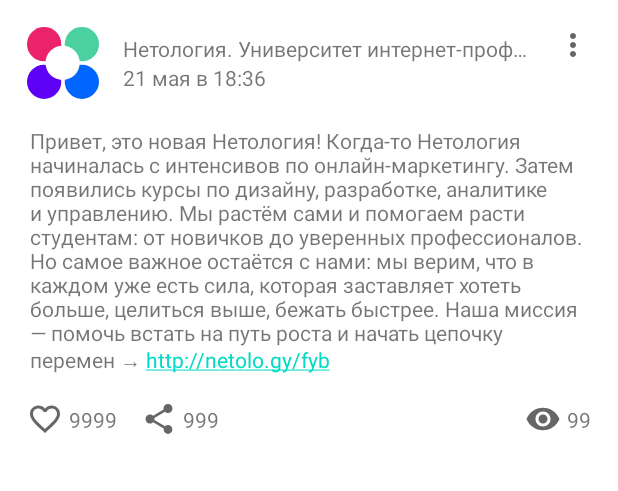
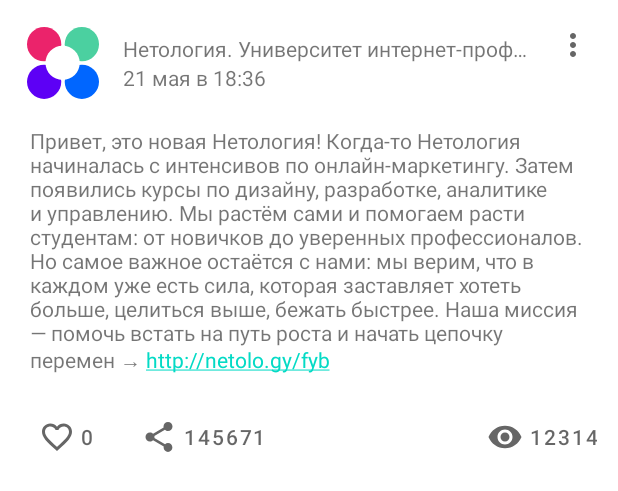
Before and after one commit to fanfars/NMedia, an Android app: the layout post.xml on its own in the app's theme, with its tools: preview values and no code run, on a phone screen of 412 x 824 dp. Shown: the top 491 px of the screen. Run offline under Robolectric (Android 15) with nearby library versions, the phone set to English and light mode, and no system bars.

Commit message:
added MaterialDesign

```diff
--- a/app/src/main/java/ru/netology/nmedia/adapter/PostsAdapter.kt
+++ b/app/src/main/java/ru/netology/nmedia/adapter/PostsAdapter.kt
@@ -59,6 +59,7 @@ internal class PostsAdapter(
             binding.likesButton.setOnClickListener { listener.onLikeClicked(post) }
             binding.shareButton.setOnClickListener { listener.onShareClicked(post) }
             binding.viewsButton.setOnClickListener { listener.onViewClicked(post) }
+            binding.menu.setOnClickListener { popupMenu.show() }
         }
 
         fun bind(post: Post) {
@@ -68,19 +69,12 @@ internal class PostsAdapter(
                 author.text = post.author
                 content.text = post.content
                 published.text = post.published
-                likesCount.text = countFormat(post.likes)
-                sharesCount.text = countFormat(post.shares)
-                viewsCount.text = countFormat(post.views)
-                likesButton.setImageResource(getLikeIconResId(post.likedByMe))
-                menu.setOnClickListener {
-                    popupMenu.show()
-                }
+                likesButton.text = countFormat(post.likes)
+                shareButton.text = countFormat(post.shares)
+                viewsButton.text = countFormat(post.views)
+                likesButton.isChecked = post.likedByMe
             }
         }
-
-        @DrawableRes
-        private fun getLikeIconResId(liked: Boolean) =
-            if (liked) R.drawable.ic_baseline_favorite_24 else R.drawable.ic_baseline_favorite_border_24dp
     }
 
     private object DiffCallback : DiffUtil.ItemCallback<Post>() {
--- /dev/null
+++ b/app/src/main/res/color/like_checkbox_tint.xml
@@ -0,0 +1,5 @@
+<?xml version="1.0" encoding="utf-8"?>
+<selector xmlns:android="http://schemas.android.com/apk/res/android">
+    <item android:color="#ff0000" android:state_checked="true" />
+    <item android:color="?attr/colorControlNormal" />
+</selector>
--- /dev/null
+++ b/app/src/main/res/color/share_and_view_tint.xml
@@ -0,0 +1,4 @@
+<?xml version="1.0" encoding="utf-8"?>
+<selector xmlns:android="http://schemas.android.com/apk/res/android">
+    <item android:color="?attr/colorControlNormal" />
+</selector>
--- /dev/null
+++ b/app/src/main/res/drawable/ic_like_24dp.xml
@@ -0,0 +1,5 @@
+<?xml version="1.0" encoding="utf-8"?>
+<selector xmlns:android="http://schemas.android.com/apk/res/android">
+    <item android:drawable="@drawable/ic_baseline_favorite_24" android:state_checked="true" />
+    <item android:drawable="@drawable/ic_baseline_favorite_border_24dp" />
+</selector>
--- a/app/src/main/res/layout/post.xml
+++ b/app/src/main/res/layout/post.xml
@@ -4,8 +4,7 @@
     xmlns:tools="http://schemas.android.com/tools"
     android:layout_width="match_parent"
     android:layout_height="wrap_content"
-    android:padding="2dp"
-    >
+    android:padding="2dp">
 
 
     <ImageView
@@ -86,80 +85,42 @@
         app:barrierDirection="bottom"
         app:constraint_referenced_ids="content" />
 
-    <androidx.appcompat.widget.AppCompatImageButton
+    <com.google.android.material.button.MaterialButton
         android:id="@+id/likesButton"
+        style="@style/Widget.AppTheme.LikeCheckbox"
         android:layout_width="wrap_content"
         android:layout_height="wrap_content"
         android:layout_marginStart="@dimen/common_spacing"
         android:layout_marginTop="@dimen/common_spacing"
-        android:background="@android:color/transparent"
-        android:src="@drawable/ic_baseline_favorite_border_24dp"
+        android:checkable="true"
         app:layout_constraintStart_toStartOf="parent"
         app:layout_constraintTop_toBottomOf="@id/barrierContentBottom"
+        tools:text="0" />
 
-        />
-
-    <androidx.appcompat.widget.AppCompatTextView
-        android:id="@+id/likesCount"
-        android:layout_width="0dp"
+    <com.google.android.material.button.MaterialButton
+        android:id="@+id/shareButton"
+        style="@style/Widget.AppTheme.ShareAndViewsButton"
+        android:layout_width="wrap_content"
         android:layout_height="wrap_content"
-        android:layout_marginStart="@dimen/min_spacing"
-        android:layout_marginEnd="@dimen/common_spacing"
-        android:text="@string/likesCount"
-        android:ellipsize="end"
+        android:layout_marginStart="@dimen/common_spacing"
+        app:icon="@drawable/ic_baseline_share_24"
         app:layout_constraintBottom_toBottomOf="@id/likesButton"
         app:layout_constraintStart_toEndOf="@id/likesButton"
         app:layout_constraintTop_toBottomOf="@id/barrierContentBottom"
-        app:layout_constraintTop_toTopOf="@id/likesButton" />
+        app:layout_constraintTop_toTopOf="@id/likesButton"
+        tools:text="145671" />
 
-    <androidx.appcompat.widget.AppCompatImageButton
-        android:id="@+id/shareButton"
-        android:layout_width="wrap_content"
-        android:layout_height="wrap_content"
-        android:layout_marginStart="@dimen/common_spacing"
-        android:background="@android:color/transparent"
-        android:src="@drawable/ic_baseline_share_24"
-        app:layout_constraintBottom_toBottomOf="@id/likesButton"
-        app:layout_constraintEnd_toStartOf="@id/sharesCount"
-        app:layout_constraintStart_toEndOf="@id/likesCount"
-        app:layout_constraintTop_toBottomOf="@id/barrierContentBottom"
-        app:layout_constraintTop_toTopOf="@id/likesButton" />
-
-    <androidx.appcompat.widget.AppCompatTextView
-        android:id="@+id/sharesCount"
-        android:layout_width="wrap_content"
-        android:layout_height="0dp"
-        android:layout_marginStart="@dimen/min_spacing"
-        android:ellipsize="end"
-        android:text="@string/sharesCount"
-        app:layout_constraintBottom_toBottomOf="@id/likesCount"
-        app:layout_constraintStart_toEndOf="@id/shareButton"
-        app:layout_constraintTop_toTopOf="@id/likesCount" />
-
-    <androidx.appcompat.widget.AppCompatImageButton
+    <com.google.android.material.button.MaterialButton
         android:id="@+id/viewsButton"
+        style="@style/Widget.AppTheme.ShareAndViewsButton"
         android:layout_width="wrap_content"
         android:layout_height="wrap_content"
         android:layout_marginEnd="@dimen/min_spacing"
-        android:background="@android:color/transparent"
-        android:src="@drawable/ic_baseline_visibility_24dp"
+        app:icon="@drawable/ic_baseline_visibility_24dp"
         app:layout_constraintBottom_toBottomOf="@id/likesButton"
-        app:layout_constraintEnd_toStartOf="@id/viewsCount"
-        app:layout_constraintTop_toBottomOf="@id/barrierContentBottom"
-        app:layout_constraintTop_toTopOf="@id/likesButton" />
-
-    <androidx.appcompat.widget.AppCompatTextView
-        android:id="@+id/viewsCount"
-        android:layout_width="wrap_content"
-        android:layout_height="0dp"
-        android:layout_marginStart="@dimen/min_spacing"
-        android:layout_marginEnd="@dimen/common_spacing"
-        android:ellipsize="end"
-        android:text="@string/viewsCount"
-        app:layout_constraintBottom_toBottomOf="@id/likesCount"
         app:layout_constraintEnd_toEndOf="parent"
         app:layout_constraintTop_toBottomOf="@id/barrierContentBottom"
-        app:layout_constraintTop_toTopOf="@id/likesCount" />
-
+        app:layout_constraintTop_toTopOf="@id/likesButton"
+        tools:text="12314" />
 
 </androidx.constraintlayout.widget.ConstraintLayout>
--- a/app/src/main/res/values/dimens.xml
+++ b/app/src/main/res/values/dimens.xml
@@ -3,5 +3,5 @@
     <dimen name = "common_spacing">16dp</dimen>
     <dimen name = "post_avatar_size">48dp</dimen>
     <dimen name = "min_spacing">4dp</dimen>
-
+    <dimen name = "icon_button_min_size">48dp</dimen>
 </resources>
--- a/app/src/main/res/values/themes.xml
+++ b/app/src/main/res/values/themes.xml
@@ -13,4 +13,21 @@
         <item name="android:statusBarColor" tools:targetApi="l">?attr/colorPrimaryVariant</item>
         <!-- Customize your theme here. -->
     </style>
+
+    <style name="Widget.AppTheme.LikeCheckbox" parent="Widget.MaterialComponents.Button.TextButton.Icon">
+        <item name="icon">@drawable/ic_like_24dp</item>
+        <item name="iconTint">@color/like_checkbox_tint</item>
+        <item name="android:textColor">@color/share_and_view_tint</item>
+        <item name="backgroundTint">@android:color/transparent</item>
+        <item name="android:minWidth">@dimen/icon_button_min_size</item>
+        <item name="android:minHeight">@dimen/icon_button_min_size</item>
+    </style>
+
+    <style name="Widget.AppTheme.ShareAndViewsButton" parent="Widget.MaterialComponents.Button.TextButton.Icon">
+        <item name="iconTint">@color/share_and_view_tint</item>
+        <item name="android:textColor">@color/share_and_view_tint</item>
+        <item name="android:minWidth">@dimen/icon_button_min_size</item>
+        <item name="android:minHeight">@dimen/icon_button_min_size</item>
+    </style>
+
 </resources>
```
